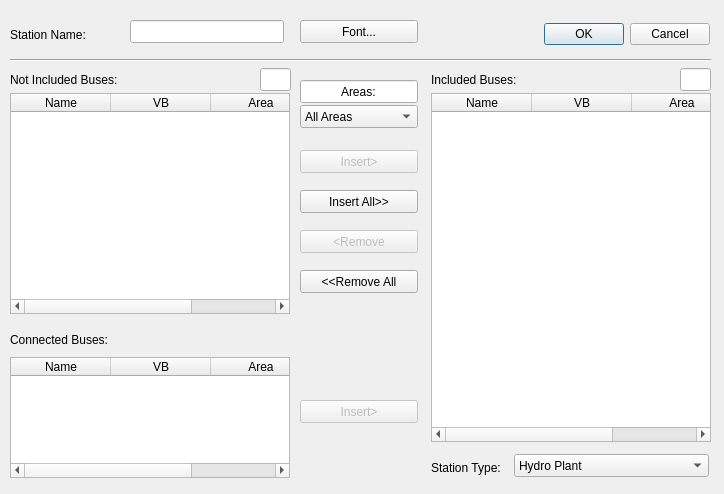
Above: GSCD/adddialog.ui from fzlgejiao/PowerTool before the change. Below: the same form after it.
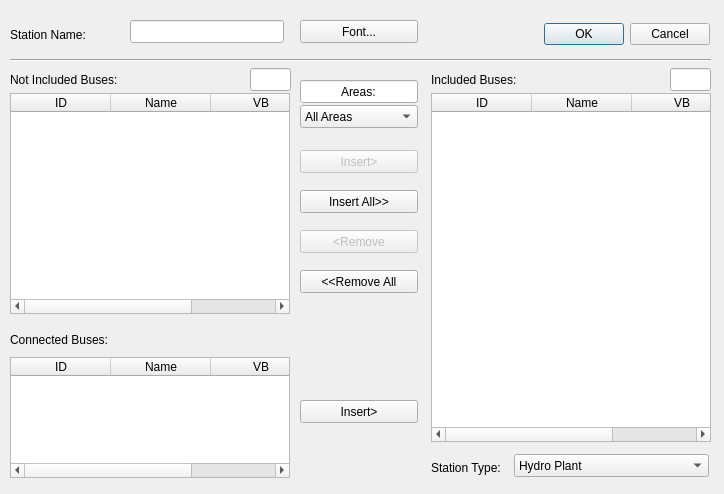
That is the form after the change.

Patch:
```diff
--- a/GSCD/adddialog.ui
+++ b/GSCD/adddialog.ui
@@ -58,9 +58,9 @@
   <widget class="QLineEdit" name="lineEdit_addedCnt">
    <property name="geometry">
     <rect>
-     <x>680</x>
+     <x>670</x>
      <y>68</y>
-     <width>31</width>
+     <width>41</width>
      <height>23</height>
     </rect>
    </property>
@@ -77,9 +77,9 @@
   <widget class="QLineEdit" name="lineEdit_hiddenCnt">
    <property name="geometry">
     <rect>
-     <x>260</x>
+     <x>250</x>
      <y>68</y>
-     <width>31</width>
+     <width>41</width>
      <height>23</height>
     </rect>
    </property>
@@ -102,6 +102,11 @@
      <height>349</height>
     </rect>
    </property>
+   <column>
+    <property name="text">
+     <string>ID</string>
+    </property>
+   </column>
    <column>
     <property name="text">
      <string>Name</string>
@@ -112,11 +117,6 @@
      <string>VB</string>
     </property>
    </column>
-   <column>
-    <property name="text">
-     <string>Area</string>
-    </property>
-   </column>
   </widget>
   <widget class="QLineEdit" name="lineEdit_area">
    <property name="geometry">
@@ -219,6 +219,11 @@
      <height>221</height>
     </rect>
    </property>
+   <column>
+    <property name="text">
+     <string>ID</string>
+    </property>
+   </column>
    <column>
     <property name="text">
      <string>Name</string>
@@ -229,11 +234,6 @@
      <string>VB</string>
     </property>
    </column>
-   <column>
-    <property name="text">
-     <string>Area</string>
-    </property>
-   </column>
   </widget>
   <widget class="QLabel" name="label_branch">
    <property name="geometry">
@@ -257,6 +257,11 @@
      <height>121</height>
     </rect>
    </property>
+   <column>
+    <property name="text">
+     <string>ID</string>
+    </property>
+   </column>
    <column>
     <property name="text">
      <string>Name</string>
@@ -267,11 +272,6 @@
      <string>VB</string>
     </property>
    </column>
-   <column>
-    <property name="text">
-     <string>Area</string>
-    </property>
-   </column>
   </widget>
   <widget class="QLabel" name="label_3">
    <property name="geometry">
@@ -330,7 +330,7 @@
   </widget>
   <widget class="QPushButton" name="pushButton_branchnodeadd">
    <property name="enabled">
-    <bool>false</bool>
+    <bool>true</bool>
    </property>
    <property name="geometry">
     <rect>
```
